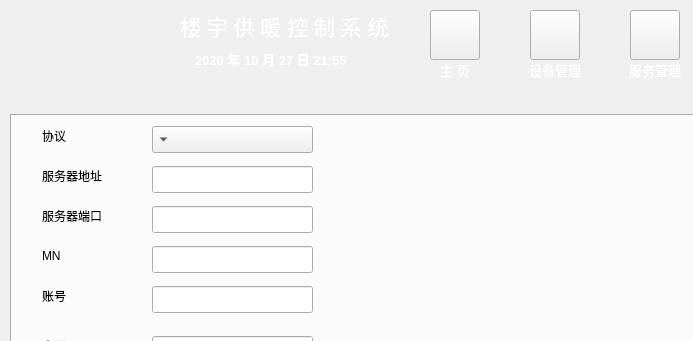
Old version of the form mainwindow.ui in the repository minmintesir/eiot; both pictures show x 0 to 693 and y 0 to 341 of the 1024 by 600 pixel window.
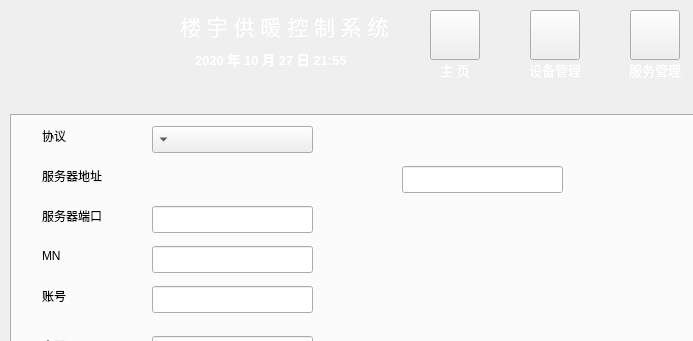
New version of the form. The open tabs and pages were chosen to show the change. Icons and pictures are not drawn.

What changed in the file:
```diff
--- a/mainwindow.ui
+++ b/mainwindow.ui
@@ -1110,16 +1110,6 @@
          </rect>
         </property>
        </widget>
-       <widget class="QLineEdit" name="lineEdit">
-        <property name="geometry">
-         <rect>
-          <x>140</x>
-          <y>50</y>
-          <width>161</width>
-          <height>27</height>
-         </rect>
-        </property>
-       </widget>
        <widget class="QLabel" name="label_47">
         <property name="geometry">
          <rect>
@@ -1212,6 +1202,26 @@
          </rect>
         </property>
        </widget>
+       <widget class="QWidget" name="widget_8" native="true">
+        <property name="geometry">
+         <rect>
+          <x>360</x>
+          <y>50</y>
+          <width>241</width>
+          <height>31</height>
+         </rect>
+        </property>
+        <widget class="QLineEdit" name="lineEdit">
+         <property name="geometry">
+          <rect>
+           <x>30</x>
+           <y>0</y>
+           <width>161</width>
+           <height>27</height>
+          </rect>
+         </property>
+        </widget>
+       </widget>
       </widget>
      </widget>
      <widget class="QLabel" name="label_52">
```
Left out of the diff: 2 changed lines with no effect on the pictures.
